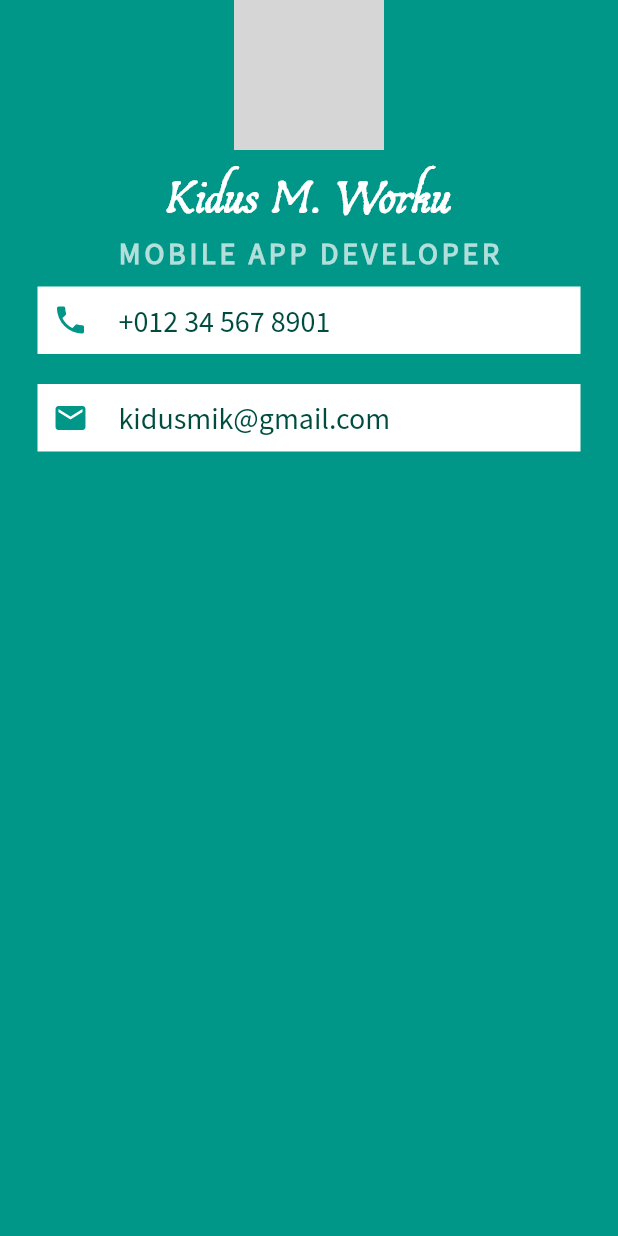
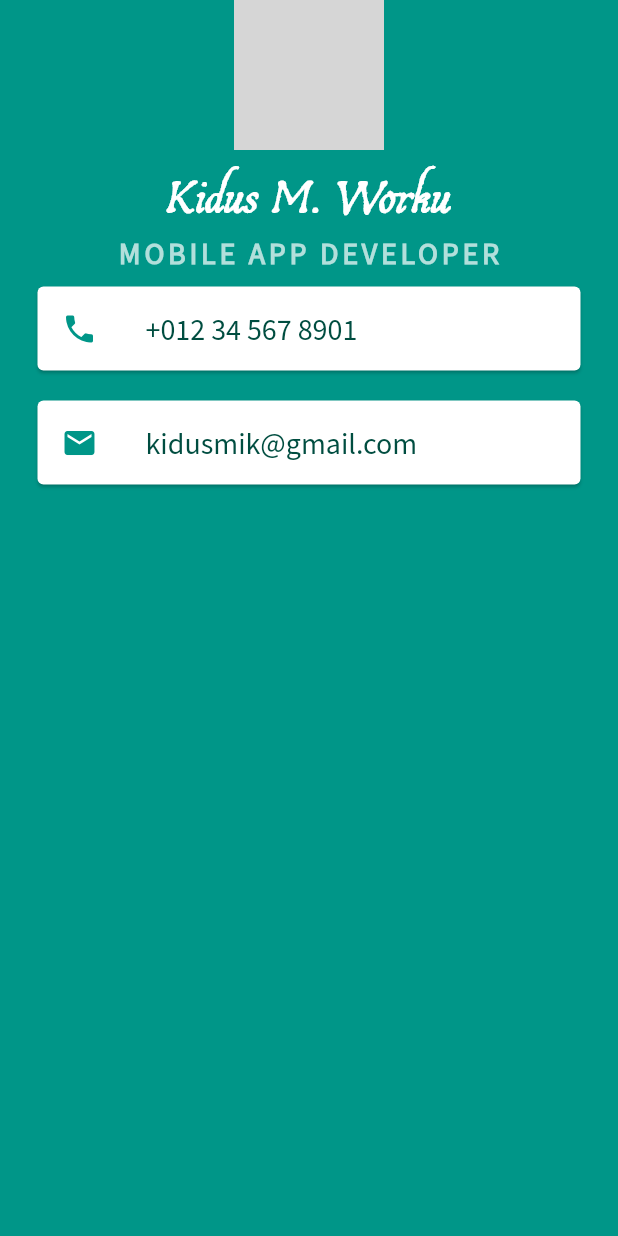
Before and after one commit to kidusmik/mi_card_app, a Flutter app: the screen it shows after launch, on a phone screen of 412 x 824 dp. Run offline on Flutter 3.47's test engine with Material 2 defaults, Android fonts, the phone set to English and light mode, and no system bars; network calls fail; grey boxes are pictures that could not be loaded.

Commit message:
Replace Row with ListTile

```diff
--- a/lib/main.dart
+++ b/lib/main.dart
@@ -42,20 +42,15 @@ class MyApp extends StatelessWidget {
                   letterSpacing: 2.5,
                 ),
               ),
-              Container(
+              Card(
                 color: Colors.white,
                 margin: EdgeInsets.symmetric(vertical: 10, horizontal: 25),
-                padding: EdgeInsets.all(10),
-                child: Row(
-                  children: [
-                    const Icon(
+                child: ListTile(
+                  leading: Icon(
                     Icons.phone,
                     color: Colors.teal,
                   ),
-                    SizedBox(
-                      width: 20,
-                    ),
-                    Text(
+                  title: Text(
                     '+012 34 567 8901',
                     style: TextStyle(
                       color: Colors.teal.shade900,
@@ -63,23 +58,17 @@ class MyApp extends StatelessWidget {
                       fontSize: 20,
                     ),
                   ),
-                  ],
                 ),
               ),
-              Container(
+              Card(
                 color: Colors.white,
                 margin: EdgeInsets.symmetric(vertical: 10, horizontal: 25),
-                padding: EdgeInsets.all(10),
-                child: Row(
-                  children: [
-                    const Icon(
+                child: ListTile(
+                  leading: Icon(
                     Icons.email,
                     color: Colors.teal,
                   ),
-                    SizedBox(
-                      width: 20,
-                    ),
-                    Text(
+                  title: Text(
                     'kidusmik@gmail.com',
                     style: TextStyle(
                       color: Colors.teal.shade900,
@@ -87,7 +76,6 @@ class MyApp extends StatelessWidget {
                       fontSize: 20,
                     ),
                   ),
-                  ],
                 ),
               ),
             ],
@@ -107,3 +95,25 @@ Container(
             color: Colors.white,
             child: const Text('Hello'),
  */
+
+/*
+Row(
+                    children: [
+                      const Icon(
+                        Icons.phone,
+                        color: Colors.teal,
+                      ),
+                      SizedBox(
+                        width: 20,
+                      ),
+                      Text(
+                        '+012 34 567 8901',
+                        style: TextStyle(
+                          color: Colors.teal.shade900,
+                          fontFamily: 'Source Sans Pro',
+                          fontSize: 20,
+                        ),
+                      ),
+                    ],
+                  ),
+ */
```
Lines whose indentation alone changed are shown as unchanged.
